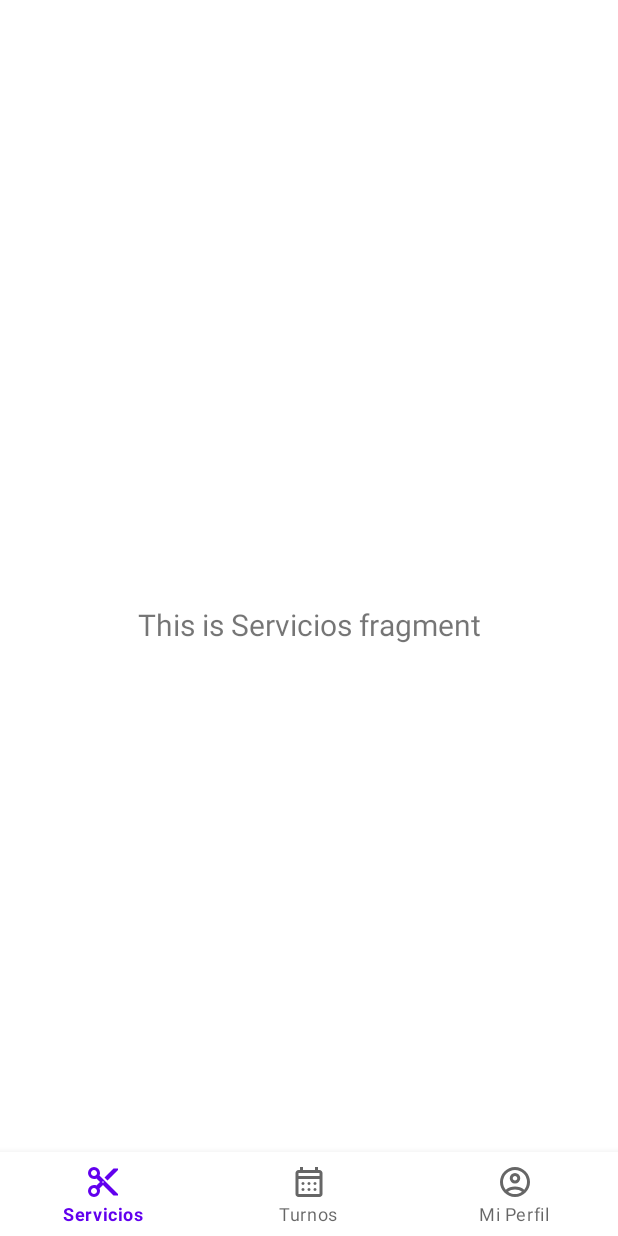
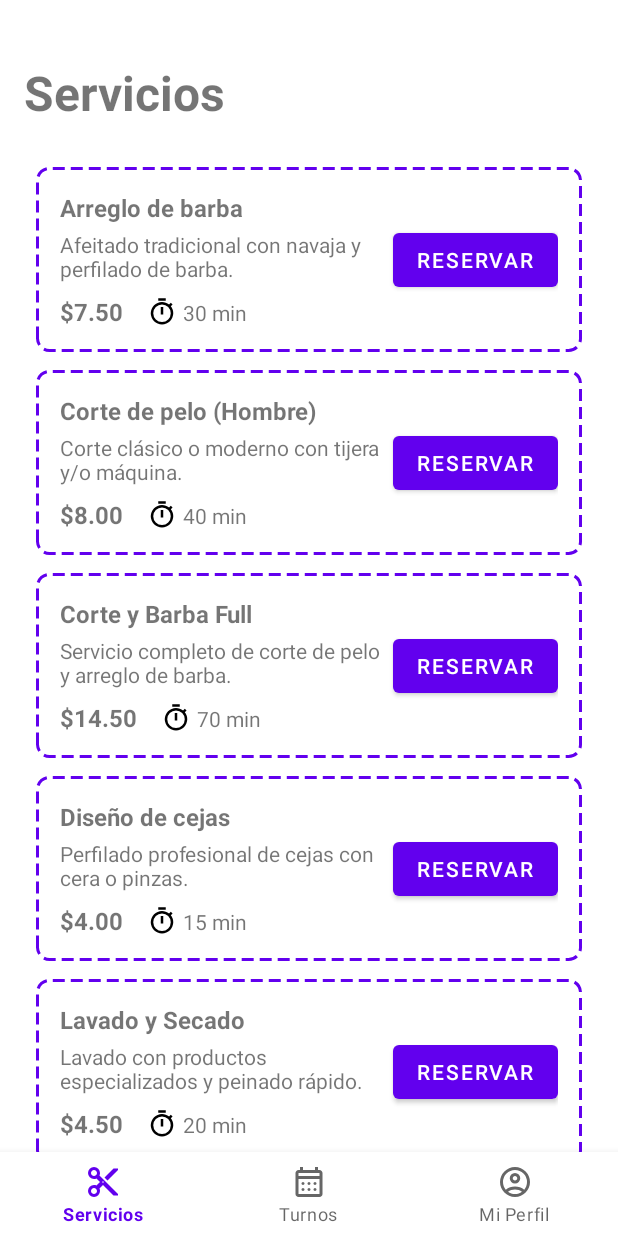
Before and after one commit to nicodiazpalacios/barbershop-app, an Android app: the ServiciosFragment screen opened through its navigation route, on a phone screen of 412 x 824 dp. Run offline under Robolectric (Android 15) with nearby library versions, the phone set to English and light mode, and no system bars; our stand-ins replace Room's generated code, navigation-ui.

Commit message:
agregando pantalla Servicios con recyclerView de items

```diff
--- a/barberiashopapp/app/src/main/java/com/example/barberiashop_app/data/db/AppDatabase.java
+++ b/barberiashopapp/app/src/main/java/com/example/barberiashop_app/data/db/AppDatabase.java
@@ -2,9 +2,11 @@ package com.example.barberiashop_app.data.db;
 
 import android.content.Context;
 
+import androidx.annotation.NonNull;
 import androidx.room.Database;
 import androidx.room.Room;
 import androidx.room.RoomDatabase;
+import androidx.sqlite.db.SupportSQLiteDatabase;
 
 import com.example.barberiashop_app.data.dao.ServicioDao;
 import com.example.barberiashop_app.data.dao.TurnoDao;
@@ -50,6 +52,7 @@ public abstract class AppDatabase extends RoomDatabase {
                             // y no defines una migracion, esta opcion BORRA y recrea la DB.
                             // Se pierden los datos, pero es util en desarrollo.
                             .fallbackToDestructiveMigration()
+                            .addCallback(sRoomDatabaseCallback)
                             .build();
                 }
 
@@ -58,4 +61,28 @@ public abstract class AppDatabase extends RoomDatabase {
         return INSTANCIA;
     }
 
+    private static final RoomDatabase.Callback sRoomDatabaseCallback = new RoomDatabase.Callback() {
+        @Override
+        public void onCreate(@NonNull SupportSQLiteDatabase db) {
+            super.onCreate(db);
+
+            // Ejecutar la inserción en el pool de hilos de background
+            databaseWriteExecutor.execute(() -> {
+                ServicioDao dao = INSTANCIA.servicioDao();
+
+                // Opcional: Limpiar datos antiguos si es una nueva creación
+                // dao.deleteAll();
+
+                // Servicios de Peluquería/Barbería
+                dao.insert(new Servicio("Corte de pelo (Hombre)", "Corte clásico o moderno con tijera y/o máquina.", 8.00, 40));
+                dao.insert(new Servicio("Arreglo de barba", "Afeitado tradicional con navaja y perfilado de barba.", 7.50, 30));
+                dao.insert(new Servicio("Corte y Barba Full", "Servicio completo de corte de pelo y arreglo de barba.", 14.50, 70));
+
+                // Nuevos servicios
+                dao.insert(new Servicio("Diseño de cejas", "Perfilado profesional de cejas con cera o pinzas.", 4.00, 15));
+                dao.insert(new Servicio("Lavado y Secado", "Lavado con productos especializados y peinado rápido.", 4.50, 20));
+            });
+        }
+    };
+
 }
--- a/barberiashopapp/app/src/main/java/com/example/barberiashop_app/ui/servicios/ServiciosFragment.java
+++ b/barberiashopapp/app/src/main/java/com/example/barberiashop_app/ui/servicios/ServiciosFragment.java
@@ -7,48 +7,46 @@ import android.os.Bundle;
 import androidx.annotation.NonNull;
 import androidx.annotation.Nullable;
 import androidx.fragment.app.Fragment;
+import androidx.recyclerview.widget.LinearLayoutManager;
 
 import android.view.LayoutInflater;
 import android.view.View;
 import android.view.ViewGroup;
 import android.widget.TextView;
+import android.widget.Toast;
 
 import com.example.barberiashop_app.R;
 import com.example.barberiashop_app.databinding.FragmentServiciosBinding;
+import com.example.barberiashop_app.domain.entity.Servicio;
 
-public class ServiciosFragment extends Fragment {
-
-//    private ServiciosViewModel mViewModel;
-//
-//    public static ServiciosFragment newInstance() {
-//        return new ServiciosFragment();
-//    }
+public class ServiciosFragment extends Fragment implements ServiciosListAdapter.OnItemClickListener {
 
     private FragmentServiciosBinding binding;
+    private ServiciosViewModel serviciosViewModel;
+
 
     @Override
-    public View onCreateView(@NonNull LayoutInflater inflater, @Nullable ViewGroup container,
+    public View onCreateView(@NonNull LayoutInflater inflater,
+                             @Nullable ViewGroup container,
                              @Nullable Bundle savedInstanceState) {
-
-        ServiciosViewModel serviciosViewModel =
-                new ViewModelProvider(this).get(ServiciosViewModel.class);
 
         binding = FragmentServiciosBinding.inflate(inflater, container, false);
         View root = binding.getRoot();
 
-        final TextView textView = binding.textServicios;
-        serviciosViewModel.getText().observe(getViewLifecycleOwner(), textView::setText);
+        serviciosViewModel = new ViewModelProvider(this).get(ServiciosViewModel.class);
 
-//        return inflater.inflate(R.layout.fragment_servicios, container, false);
+        final ServiciosListAdapter adapter = new ServiciosListAdapter(new ServiciosListAdapter.ServicioDiff(), this);
+        binding.recyclerViewServicios.setAdapter(adapter);
+        binding.recyclerViewServicios.setLayoutManager(new LinearLayoutManager(getContext()));
+
+        serviciosViewModel.getAllServicios().observe(getViewLifecycleOwner(), servicios -> {
+            adapter.submitList(servicios);
+        });
+
+        // Opcional: Configurar el título si no está fijo en el XML
+        // binding.tvTituloServicios.setText("Servicios disponibles");
         return root;
     }
-
-//    @Override
-//    public void onActivityCreated(@Nullable Bundle savedInstanceState) {
-//        super.onActivityCreated(savedInstanceState);
-//        mViewModel = new ViewModelProvider(this).get(ServiciosViewModel.class);
-//        // TODO: Use the ViewModel
-//    }
 
 
     @Override
@@ -56,4 +54,18 @@ public class ServiciosFragment extends Fragment {
         super.onDestroy();
         binding = null;
     }
+
+    @Override
+    public void onDestroyView() {
+        super.onDestroyView();
+        binding = null;
+    }
+
+    @Override
+    public void onReservarClick(Servicio servicio) {
+        Toast.makeText(getContext(), "Has seleccionado: " + servicio.getNombre() + ". Precio: " + servicio.getPrecio(), Toast.LENGTH_SHORT).show();
+
+        // TODO:  implementar la navegacion al fragmento de simulación de calendario/turno
+        // Ejemplo: navigateToCalendar(servicio.getId());
+    }
 }
--- /dev/null
+++ b/barberiashopapp/app/src/main/java/com/example/barberiashop_app/ui/servicios/ServiciosListAdapter.java
@@ -0,0 +1,95 @@
+package com.example.barberiashop_app.ui.servicios;
+
+import android.view.LayoutInflater;
+import android.view.View;
+import android.view.ViewGroup;
+import android.widget.AdapterView.OnItemClickListener;
+import android.widget.Button;
+import android.widget.TextView;
+
+import androidx.annotation.NonNull;
+import androidx.recyclerview.widget.DiffUtil;
+import androidx.recyclerview.widget.ListAdapter;
+import androidx.recyclerview.widget.RecyclerView;
+
+import com.example.barberiashop_app.R;
+import com.example.barberiashop_app.databinding.ItemServicioBinding;
+import com.example.barberiashop_app.domain.entity.Servicio;
+
+import java.util.Locale;
+
+public class ServiciosListAdapter extends ListAdapter<Servicio, ServiciosListAdapter.ServiciosViewHolder>  {
+
+    private final OnItemClickListener listener;
+
+    public interface OnItemClickListener{
+        void onReservarClick(Servicio servicio);
+    }
+    public ServiciosListAdapter(@NonNull DiffUtil.ItemCallback<Servicio> diffCallback, OnItemClickListener listener) {
+        super(diffCallback);
+        this.listener = listener;
+    }
+
+    @NonNull
+    @Override
+    public ServiciosViewHolder onCreateViewHolder(@NonNull ViewGroup parent, int viewType) {
+        ItemServicioBinding binding = ItemServicioBinding.inflate(
+                LayoutInflater.from(parent.getContext()),
+                parent,
+                false
+        );
+
+        return new ServiciosViewHolder(binding);
+    }
+
+    @Override
+    public void onBindViewHolder(@NonNull ServiciosViewHolder holder, int position) {
+        Servicio current = getItem(position);
+        holder.bind(current);
+
+        holder.binding.btnReservar.setOnClickListener(v -> {
+            if(listener != null){
+                listener.onReservarClick(current);
+            }
+        });
+    }
+
+    static class ServiciosViewHolder extends RecyclerView.ViewHolder {
+        public final ItemServicioBinding binding;
+
+        private ServiciosViewHolder(ItemServicioBinding binding) {
+            super(binding.getRoot());
+            this.binding = binding;
+        }
+
+        public void bind(Servicio servicio){
+            binding.tvNombreServicio.setText(servicio.getNombre());
+            binding.tvDescripcionServicio.setText(servicio.getDescripcion());
+
+            //formatear precio a $X.XX
+            String precioFormateado = String.format(Locale.getDefault(), "$%.2f", servicio.getPrecio());
+            binding.tvPrecioServicio.setText(precioFormateado);
+
+            // Formatear duración a X min
+            String duracionText = String.format(Locale.getDefault(), "%d min", servicio.getDuracion());
+            binding.tvDuracionServicio.setText(duracionText);
+        }
+    }
+
+    // DiffUtil para mejorar el rendimiento del RecyclerView
+    public static class ServicioDiff extends DiffUtil.ItemCallback<Servicio> {
+
+        @Override
+        public boolean areItemsTheSame(@NonNull Servicio oldItem, @NonNull Servicio newItem) {
+            return oldItem.getId() == newItem.getId();
+        }
+
+        @Override
+        public boolean areContentsTheSame(@NonNull Servicio oldItem, @NonNull Servicio newItem) {
+            // Comparar campos relevantes para detectar cambios de contenido
+            return oldItem.getNombre().equals(newItem.getNombre()) &&
+                    oldItem.getPrecio() == newItem.getPrecio() &&
+                    oldItem.getDuracion() == newItem.getDuracion();
+        }
+    }
+}
--- a/barberiashopapp/app/src/main/java/com/example/barberiashop_app/ui/servicios/ServiciosViewModel.java
+++ b/barberiashopapp/app/src/main/java/com/example/barberiashop_app/ui/servicios/ServiciosViewModel.java
@@ -1,18 +1,45 @@
 package com.example.barberiashop_app.ui.servicios;
 
+import android.app.Application;
+
+import androidx.annotation.NonNull;
+import androidx.lifecycle.AndroidViewModel;
 import androidx.lifecycle.LiveData;
 import androidx.lifecycle.MutableLiveData;
 import androidx.lifecycle.ViewModel;
 
-public class ServiciosViewModel extends ViewModel {
-    private final MutableLiveData<String> mText;
+import com.example.barberiashop_app.data.repository.ServicioRepository;
+import com.example.barberiashop_app.domain.entity.Servicio;
 
-    public ServiciosViewModel() {
-        mText = new MutableLiveData<>();
-        mText.setValue("This is Servicios fragment");
+import java.util.List;
+
+public class ServiciosViewModel extends AndroidViewModel {
+
+    private final ServicioRepository servicioRepository;
+    private final LiveData<List<Servicio>> allServicios;
+
+    public ServiciosViewModel(@NonNull Application application) {
+     super(application);
+     servicioRepository = new ServicioRepository(application);
+     allServicios = servicioRepository.getAllServicios();
+
+     //condicional para hacer populate
+//     if(allServicios.getValue() == null | allServicios.getValue().isEmpty()){
+//         insertSampleData();
+//     }
     }
 
-    public LiveData<String> getText() {
-        return mText;
+    public LiveData<List<Servicio>> getAllServicios(){
+        return allServicios;
     }
+
+    //metodo para hacer populate
+//    private void insertSampleData() {
+//        servicioRepository.insert(new Servicio("Corte de pelo", "Descripción apropiada para un corte de pelo", 5.99, 30));
+//        servicioRepository.insert(new Servicio("Arreglo de barba", "Afeitado clásico y perfilado de barba", 8.50, 45));
+//        servicioRepository.insert(new Servicio("Tratamiento facial", "Limpieza profunda y masaje relajante", 15.00, 60));
+//    }
+
+
+
 }
--- /dev/null
+++ b/barberiashopapp/app/src/main/res/drawable/background_servicio_item.xml
@@ -0,0 +1,22 @@
+<?xml version="1.0" encoding="utf-8"?>
+<layer-list xmlns:android="http://schemas.android.com/apk/res/android">
+    <item>
+        <shape android:shape="rectangle">
+            <solid android:color="@android:color/white" />
+            <corners android:radius="8dp" />
+        </shape>
+    </item>
+
+    <item>
+        <shape android:shape="rectangle">
+            <stroke
+                android:width="2dp"
+                android:color="?attr/colorPrimary"
+                android:dashWidth="8dp"
+                android:dashGap="4dp" />
+            <corners android:radius="8dp" />
+
+            <solid android:color="@android:color/transparent" />
+        </shape>
+    </item>
+</layer-list>
--- /dev/null
+++ b/barberiashopapp/app/src/main/res/drawable/ic_time_circle.xml
@@ -0,0 +1,10 @@
+<vector xmlns:android="http://schemas.android.com/apk/res/android"
+    android:width="24dp"
+    android:height="24dp"
+    android:viewportWidth="960"
+    android:viewportHeight="960"
+    android:tint="?attr/colorControlNormal">
+  <path
+      android:fillColor="@android:color/white"
+      android:pathData="M360,120L360,40L600,40L600,120L360,120ZM440,560L520,560L520,320L440,320L440,560ZM480,880Q406,880 340.5,851.5Q275,823 226,774Q177,725 148.5,659.5Q120,594 120,520Q120,446 148.5,380.5Q177,315 226,266Q275,217 340.5,188.5Q406,160 480,160Q542,160 599,180Q656,200 706,238L762,182L818,238L762,294Q800,344 820,401Q840,458 840,520Q840,594 811.5,659.5Q783,725 734,774Q685,823 619.5,851.5Q554,880 480,880ZM480,800Q596,800 678,718Q760,636 760,520Q760,404 678,322Q596,240 480,240Q364,240 282,322Q200,404 200,520Q200,636 282,718Q364,800 480,800ZM480,520Q480,520 480,520Q480,520 480,520Q480,520 480,520Q480,520 480,520Q480,520 480,520Q480,520 480,520Q480,520 480,520Q480,520 480,520Z"/>
+</vector>
--- a/barberiashopapp/app/src/main/res/layout/fragment_servicios.xml
+++ b/barberiashopapp/app/src/main/res/layout/fragment_servicios.xml
@@ -5,19 +5,28 @@
     xmlns:tools="http://schemas.android.com/tools"
     android:layout_width="match_parent"
     android:layout_height="match_parent"
+    android:padding="16dp"
     tools:context=".ui.servicios.ServiciosFragment">
 
     <TextView
-        android:id="@+id/text_servicios"
-        android:layout_width="match_parent"
+        android:id="@+id/tv_titulo_servicios"
+        android:layout_width="0dp"
         android:layout_height="wrap_content"
-        android:layout_marginStart="8dp"
-        android:layout_marginTop="8dp"
-        android:layout_marginEnd="8dp"
-        android:textAlignment="center"
-        android:textSize="20sp"
+        android:layout_marginTop="24dp"
+        android:text="Servicios"
+        android:textSize="32sp"
+        android:textStyle="bold"
+        app:layout_constraintTop_toTopOf="parent"
+        app:layout_constraintStart_toStartOf="parent"
+        app:layout_constraintEnd_toEndOf="parent" />
+
+    <androidx.recyclerview.widget.RecyclerView
+        android:id="@+id/recycler_view_servicios"
+        android:layout_width="0dp"
+        android:layout_height="0dp"
+        android:layout_marginTop="16dp"
+        app:layout_constraintTop_toBottomOf="@id/tv_titulo_servicios"
+        app:layout_constraintStart_toStartOf="parent"
+        app:layout_constraintEnd_toEndOf="parent"
         app:layout_constraintBottom_toBottomOf="parent"
-        app:layout_constraintEnd_toEndOf="parent"
-        app:layout_constraintStart_toStartOf="parent"
-        app:layout_constraintTop_toTopOf="parent" />
-</androidx.constraintlayout.widget.ConstraintLayout>
+        tools:listitem="@layout/item_servicio" /> </androidx.constraintlayout.widget.ConstraintLayout>
--- /dev/null
+++ b/barberiashopapp/app/src/main/res/layout/item_servicio.xml
@@ -0,0 +1,87 @@
+<?xml version="1.0" encoding="utf-8"?>
+<androidx.constraintlayout.widget.ConstraintLayout
+    xmlns:android="http://schemas.android.com/apk/res/android"
+    xmlns:app="http://schemas.android.com/apk/res-auto"
+    xmlns:tools="http://schemas.android.com/tools"
+    android:layout_width="match_parent"
+    android:layout_height="wrap_content"
+    android:paddingStart="8dp"
+    android:paddingEnd="8dp"
+    android:paddingTop="12dp">
+
+    <androidx.constraintlayout.widget.ConstraintLayout
+        android:layout_width="match_parent"
+        android:layout_height="wrap_content"
+        android:padding="16dp"
+        android:background="@drawable/background_servicio_item"
+        app:layout_constraintTop_toTopOf="parent"
+        app:layout_constraintBottom_toBottomOf="parent">
+
+        <TextView
+            android:id="@+id/tv_nombre_servicio"
+            android:layout_width="0dp"
+            android:layout_height="wrap_content"
+            android:textSize="16sp"
+            android:textStyle="bold"
+            app:layout_constraintStart_toStartOf="parent"
+            app:layout_constraintTop_toTopOf="parent"
+            app:layout_constraintEnd_toStartOf="@+id/btn_reservar"
+            tools:text="Corte de pelo" />
+
+        <TextView
+            android:id="@+id/tv_descripcion_servicio"
+            android:layout_width="0dp"
+            android:layout_height="wrap_content"
+            android:textSize="14sp"
+            android:layout_marginTop="4dp"
+            app:layout_constraintStart_toStartOf="parent"
+            app:layout_constraintTop_toBottomOf="@+id/tv_nombre_servicio"
+            app:layout_constraintEnd_toStartOf="@+id/btn_reservar"
+            tools:text="Descripción apropiada para un corte de pelo" />
+
+        <TextView
+            android:id="@+id/tv_precio_servicio"
+            android:layout_width="wrap_content"
+            android:layout_height="wrap_content"
+            android:textSize="16sp"
+            android:textStyle="bold"
+            android:layout_marginTop="8dp"
+            app:layout_constraintStart_toStartOf="parent"
+            app:layout_constraintTop_toBottomOf="@+id/tv_descripcion_servicio"
+            tools:text="$5.99" />
+
+        <ImageView
+            android:id="@+id/iv_duration_icon"
+            android:layout_width="20dp"
+            android:layout_height="20dp"
+            android:layout_marginStart="16dp"
+            android:src="@drawable/ic_time_circle"
+            app:tint="?attr/colorOnSurface"
+            app:layout_constraintStart_toEndOf="@+id/tv_precio_servicio"
+            app:layout_constraintTop_toTopOf="@+id/tv_precio_servicio"
+            app:layout_constraintBottom_toBottomOf="@+id/tv_precio_servicio"
+            android:contentDescription="Duración" />
+
+        <TextView
+            android:id="@+id/tv_duracion_servicio"
+            android:layout_width="wrap_content"
+            android:layout_height="wrap_content"
+            android:textSize="14sp"
+            android:layout_marginStart="4dp"
+            app:layout_constraintStart_toEndOf="@+id/iv_duration_icon"
+            app:layout_constraintTop_toTopOf="@+id/iv_duration_icon"
+            app:layout_constraintBottom_toBottomOf="@+id/iv_duration_icon"
+            tools:text="30 min" />
+
+        <com.google.android.material.button.MaterialButton
+            android:id="@+id/btn_reservar"
+            android:layout_width="wrap_content"
+            android:layout_height="wrap_content"
+            android:text="Reservar"
+            app:cornerRadius="4dp"
+            app:layout_constraintEnd_toEndOf="parent"
+            app:layout_constraintTop_toTopOf="parent"
+            app:layout_constraintBottom_toBottomOf="parent"/>
+
+    </androidx.constraintlayout.widget.ConstraintLayout>
+</androidx.constraintlayout.widget.ConstraintLayout>
```
